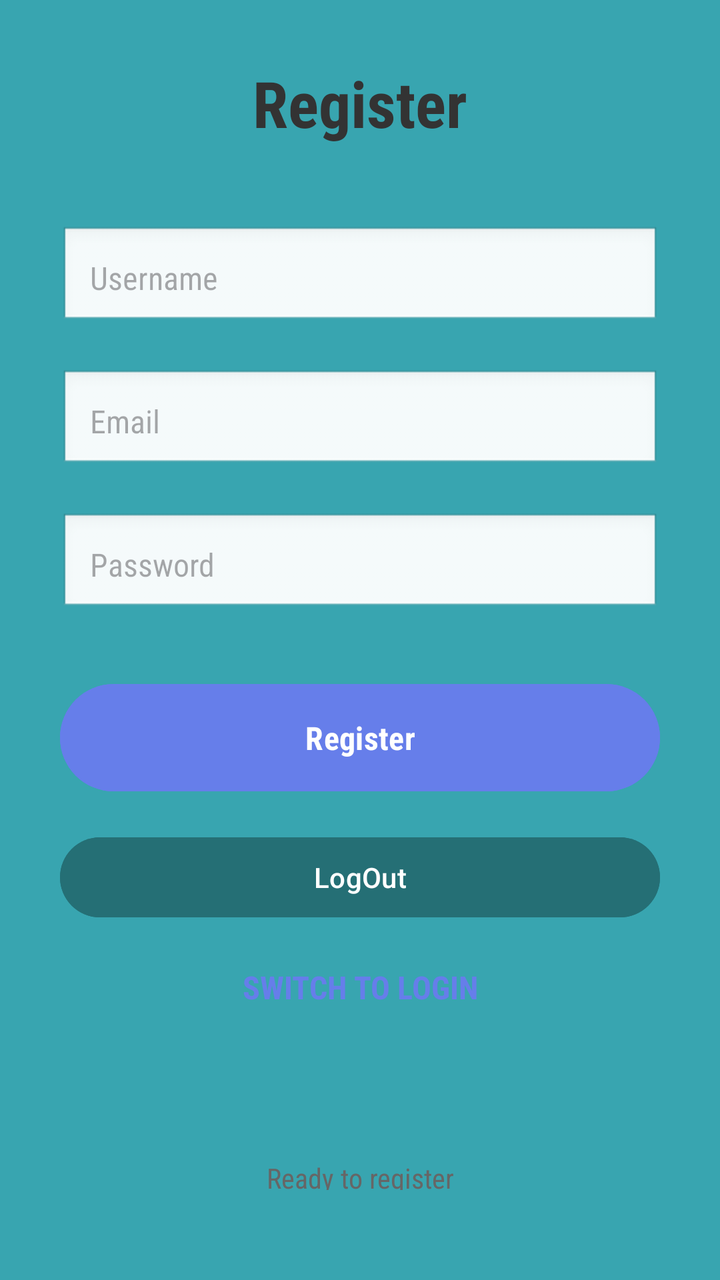
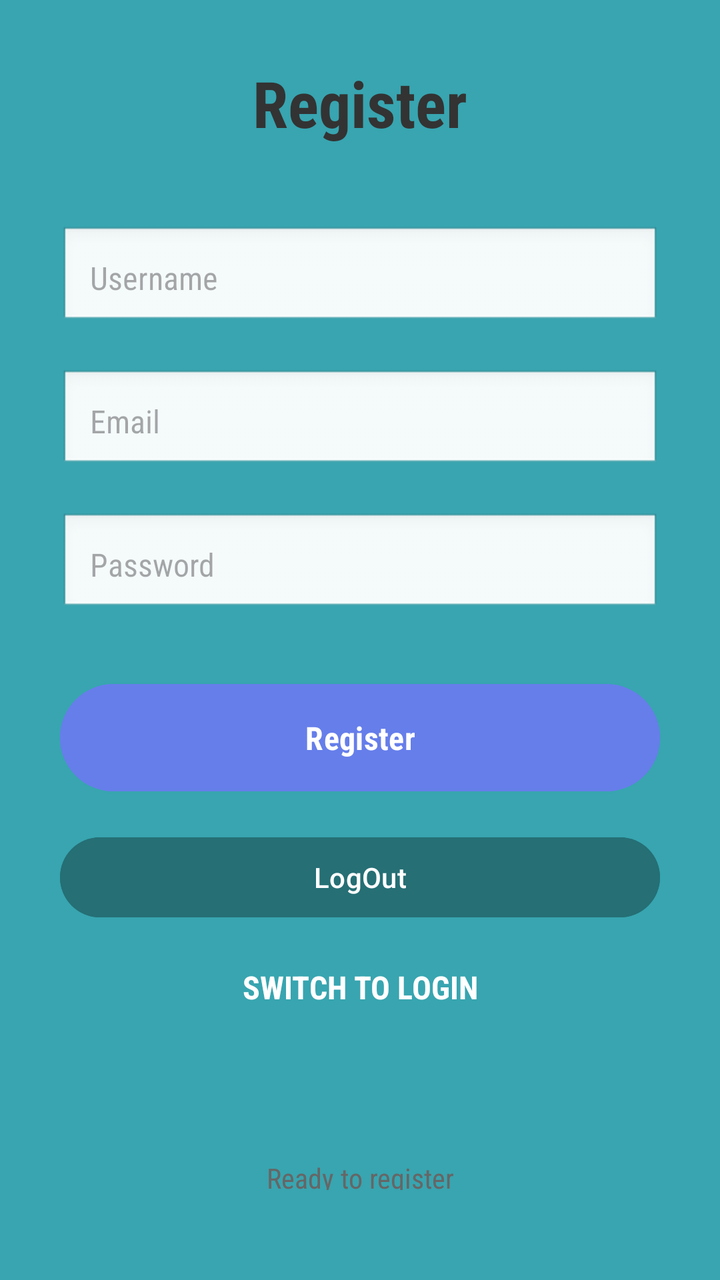

Before-and-after screenshots of an Android layout around one commit, followed by the original layout XML and the change that was made.
<!-- AndroidManifest.xml: application theme Theme.TaskManagerVFSJDS -->
<!-- res/layout/activity_login_register.xml -->
<?xml version="1.0" encoding="utf-8"?>
<LinearLayout xmlns:android="http://schemas.android.com/apk/res/android"
    android:layout_width="match_parent"
    android:layout_height="match_parent"
    android:background="#38A5B0"
    android:gravity="center"
    android:orientation="vertical"
    android:padding="30dp">

    
    <TextView
        android:id="@+id/tvTitle_id"
        android:layout_width="wrap_content"
        android:layout_height="wrap_content"
        android:layout_marginBottom="40dp"
        android:fontFamily="sans-serif-condensed"
        android:gravity="center"
        android:text="Register"
        android:textColor="#333333"
        android:textSize="32sp"
        android:textStyle="bold" />

    
    <EditText
        android:id="@+id/etUsername"
        android:layout_width="match_parent"
        android:layout_height="wrap_content"
        android:layout_marginBottom="20dp"
        android:background="@android:drawable/edit_text"
        android:fontFamily="sans-serif-condensed"
        android:hint="Username"
        android:inputType="text"
        android:padding="15dp"
        android:textSize="16sp"
        android:visibility="visible" />

    
    <EditText
        android:id="@+id/etEmail"
        android:layout_width="match_parent"
        android:layout_height="wrap_content"
        android:layout_marginBottom="20dp"
        android:background="@android:drawable/edit_text"
        android:fontFamily="sans-serif-condensed"
        android:hint="Email"
        android:inputType="textEmailAddress"
        android:padding="15dp"
        android:textSize="16sp" />

    
    <EditText
        android:id="@+id/etPassword"
        android:layout_width="match_parent"
        android:layout_height="wrap_content"
        android:layout_marginBottom="30dp"
        android:background="@android:drawable/edit_text"
        android:fontFamily="sans-serif-condensed"
        android:hint="Password"
        android:inputType="textPassword"
        android:padding="15dp"
        android:textSize="16sp" />

    
    <Button
        android:id="@+id/btnAction"
        android:layout_width="match_parent"
        android:layout_height="wrap_content"
        android:layout_marginBottom="15dp"
        android:backgroundTint="#667eea"
        android:fontFamily="sans-serif-condensed"
        android:padding="16dp"
        android:text="Register"
        android:textSize="16sp"
        android:textStyle="bold" />

    
    <Button
        android:id="@+id/LogOutBtn_id"
        android:layout_width="match_parent"
        android:layout_height="wrap_content"
        android:backgroundTint="#256F75"
        android:text="LogOut" />

    <Button
        android:id="@+id/btnSwitch"
        style="?android:attr/borderlessButtonStyle"
        android:layout_width="match_parent"
        android:layout_height="wrap_content"
        android:layout_marginBottom="20dp"
        android:backgroundTint="#F5F5F5"
        android:fontFamily="sans-serif-condensed"
        android:padding="16dp"
        android:text="Switch to Login"
        android:textColor="#667eea"
        android:textSize="16sp"
        android:textStyle="bold" />

    
    <TextView
        android:id="@+id/tvStatus"
        android:layout_width="match_parent"
        android:layout_height="wrap_content"
        android:layout_marginTop="20dp"
        android:background="#00FFFFFF"
        android:fontFamily="sans-serif-condensed"
        android:gravity="center"
        android:minHeight="50dp"
        android:padding="15dp"
        android:text="Ready to register"
        android:textColor="#666666"
        android:textSize="14sp" />

    <Button
        android:id="@+id/ReturnTaskButton_id"
        android:layout_width="match_parent"
        android:layout_height="wrap_content"
        android:backgroundTint="#256F75"
        android:text="Back" />

</LinearLayout>
<!-- resources referenced by this layout -->
<resources>
  <style name="Theme.TaskManagerVFSJDS" parent="Base.Theme.TaskManagerVFSJDS" />
  <style name="Base.Theme.TaskManagerVFSJDS" parent="Theme.Material3.DayNight.NoActionBar">
          
          
      </style>
</resources>

<!-- the commit's change to res/layout/activity_login_register.xml (unified diff, before → after) -->
@@ -1,5 +1,6 @@
 <?xml version="1.0" encoding="utf-8"?>
 <LinearLayout xmlns:android="http://schemas.android.com/apk/res/android"
+    xmlns:app="http://schemas.android.com/apk/res-auto"
     android:layout_width="match_parent"
     android:layout_height="match_parent"
     android:background="#38A5B0"
@@ -87,13 +88,15 @@
         android:layout_width="match_parent"
         android:layout_height="wrap_content"
         android:layout_marginBottom="20dp"
-        android:backgroundTint="#F5F5F5"
         android:fontFamily="sans-serif-condensed"
         android:padding="16dp"
+        android:backgroundTint="#256F75"
         android:text="Switch to Login"
-        android:textColor="#667eea"
+        android:textColor="#FFFFFF"
+        android:textColorLink="#FFFFFF"
         android:textSize="16sp"
-        android:textStyle="bold" />
+        android:textStyle="bold"
+        app:strokeColor="#FFFFFF" />
 
     
     <TextView
